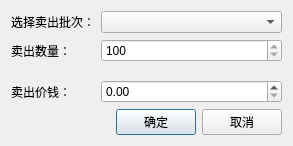
Qt form UI/JKSellStockCodeWgt.ui (Mr-WangJin/StockTool) before a commit.
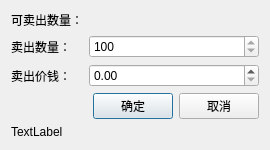
The same form after that commit.

Patch:
```diff
--- a/UI/JKSellStockCodeWgt.ui
+++ b/UI/JKSellStockCodeWgt.ui
@@ -6,8 +6,8 @@
    <rect>
     <x>0</x>
     <y>0</y>
-    <width>293</width>
-    <height>146</height>
+    <width>270</width>
+    <height>131</height>
    </rect>
   </property>
   <property name="windowTitle">
@@ -17,14 +17,54 @@
    <item row="0" column="0">
     <widget class="QLabel" name="label_3">
      <property name="text">
-      <string>选择卖出批次：</string>
+      <string>可卖出数量：</string>
      </property>
     </widget>
    </item>
-   <item row="0" column="1">
-    <widget class="QComboBox" name="cmbBx"/>
+   <item row="1" column="0">
+    <widget class="QLabel" name="label">
+     <property name="text">
+      <string>卖出数量：</string>
+     </property>
+    </widget>
    </item>
-   <item row="6" column="0" colspan="2">
+   <item row="1" column="1">
+    <widget class="QSpinBox" name="spBxCount">
+     <property name="readOnly">
+      <bool>true</bool>
+     </property>
+     <property name="maximum">
+      <number>9999000</number>
+     </property>
+     <property name="singleStep">
+      <number>100</number>
+     </property>
+     <property name="value">
+      <number>100</number>
+     </property>
+    </widget>
+   </item>
+   <item row="2" column="0">
+    <widget class="QLabel" name="label_2">
+     <property name="text">
+      <string>卖出价钱：</string>
+     </property>
+    </widget>
+   </item>
+   <item row="2" column="1">
+    <widget class="QDoubleSpinBox" name="dSpBxPrice">
+     <property name="readOnly">
+      <bool>false</bool>
+     </property>
+     <property name="maximum">
+      <double>99999999.989999994635582</double>
+     </property>
+     <property name="singleStep">
+      <double>0.010000000000000</double>
+     </property>
+    </widget>
+   </item>
+   <item row="3" column="0" colspan="2">
     <layout class="QHBoxLayout" name="horizontalLayout">
      <item>
       <spacer name="horizontalSpacer">
@@ -55,59 +95,10 @@
      </item>
     </layout>
    </item>
-   <item row="3" column="0">
-    <spacer name="verticalSpacer">
-     <property name="orientation">
-      <enum>Qt::Vertical</enum>
-     </property>
-     <property name="sizeHint" stdset="0">
-      <size>
-       <width>20</width>
-       <height>40</height>
-      </size>
-     </property>
-    </spacer>
-   </item>
-   <item row="1" column="0">
-    <widget class="QLabel" name="label">
-     <property name="text">
-      <string>卖出数量：</string>
-     </property>
-    </widget>
-   </item>
    <item row="4" column="0">
-    <widget class="QLabel" name="label_2">
+    <widget class="QLabel" name="lblInfo">
      <property name="text">
-      <string>卖出价钱：</string>
-     </property>
-    </widget>
-   </item>
-   <item row="1" column="1">
-    <widget class="QSpinBox" name="spBxCount">
-     <property name="readOnly">
-      <bool>true</bool>
-     </property>
-     <property name="maximum">
-      <number>9999000</number>
-     </property>
-     <property name="singleStep">
-      <number>100</number>
-     </property>
-     <property name="value">
-      <number>100</number>
-     </property>
-    </widget>
-   </item>
-   <item row="4" column="1">
-    <widget class="QDoubleSpinBox" name="dSpBxPrice">
-     <property name="readOnly">
-      <bool>false</bool>
-     </property>
-     <property name="maximum">
-      <double>99999999.989999994635582</double>
-     </property>
-     <property name="singleStep">
-      <double>0.010000000000000</double>
+      <string>TextLabel</string>
      </property>
     </widget>
    </item>
```
Left out of the diff: 2 changed lines with no effect on the pictures.
